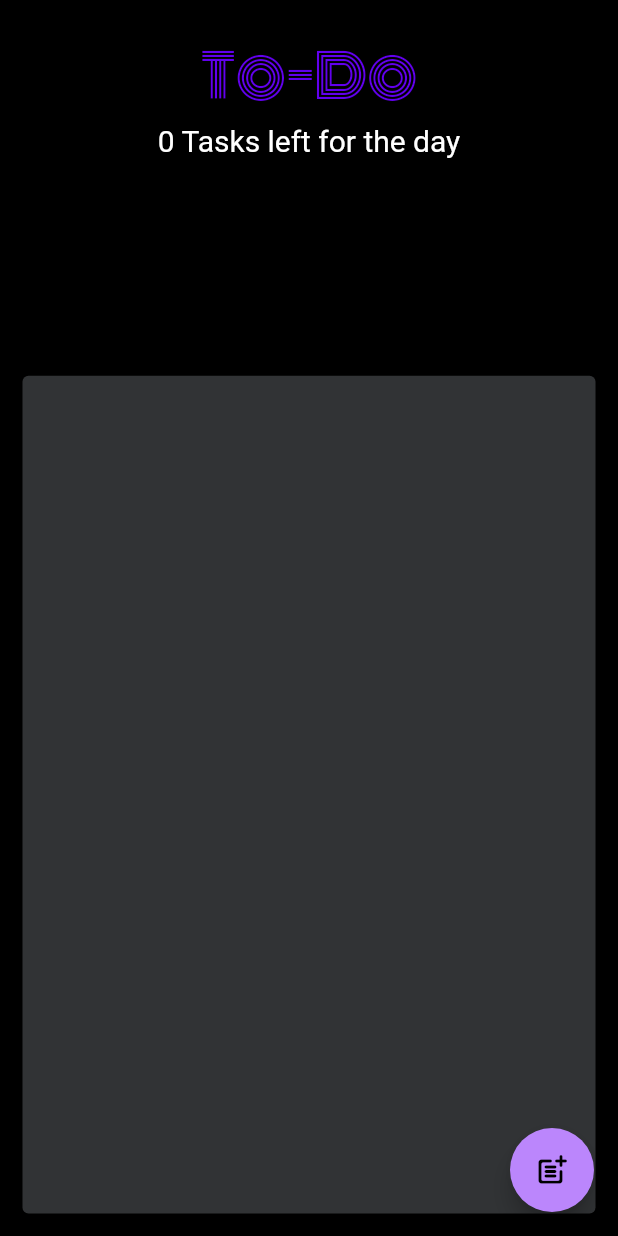
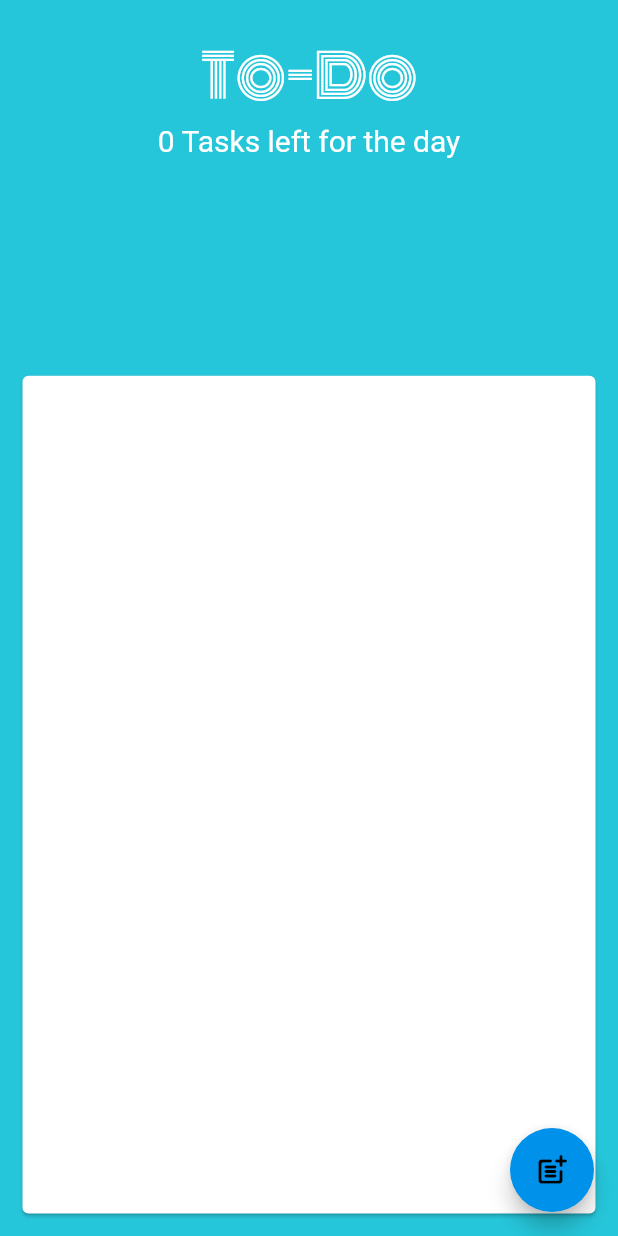
Before and after one commit to tarun-mm/Flutter-To-Do-List, a Flutter app: the screen it shows after launch, on a phone screen of 412 x 824 dp. Run offline on Flutter 3.47's test engine with Material 2 defaults, Android fonts, the phone set to English and light mode, and no system bars.

Commit message:
Final App

```diff
--- a/lib/main.dart
+++ b/lib/main.dart
@@ -23,6 +23,35 @@ class _MyHomePageState extends State<MyHomePage> {
   List<String> _tasks = [];
   List<bool> _tasksCheck = [];
   List _decoration = [];
+  int themeMode = 1;
+  List _themes = [
+    [
+      Color(0xffFF5083), // 0  - Tasks Card
+      Color(0xffffffff), // 1  - Wavy line Color
+      Color(0xff000000), // 2  - CheckBox tick Color
+      Color(0xff76FF03), // 3  - Dismissible background Color
+      Color(0xff000000), // 4  - Dismissible icon Color
+      Color(0xff000000), // 5  - Background Color Main
+      Color(0xff6200EE), // 6  - To Do Color
+      Color(0xffffffff), // 7  - Tasks remaining Color
+      Color(0xff313335), // 8  - Tasks Container Color
+      Color(0xffbb86fc), // 9  - Floating button background
+      Color(0xff000000), // 10 - Floating button icon
+    ],
+    [
+      Color(0xffcfd8dc), // 0  - Tasks Card
+      Color(0xffffffff), // 1  - Wavy line Color
+      Color(0xff26c6da), // 2  - CheckBox tick Color
+      Color(0xff76FF03), // 3  - Dismissible background Color
+      Color(0xff000000), // 4  - Dismissible icon Color
+      Color(0xff26c6da), // 5  - Background Color Main
+      Color(0xffffffff), // 6  - To Do Color
+      Color(0xffffffff), // 7  - Tasks remaining Color
+      Color(0xffffffff), // 8  - Tasks Container Color
+      Color(0xff0091ea), // 9  - Floating button background
+      Color(0xff000000), // 10 - Floating button icon
+    ]
+  ];
 
   void _showAddTask() {
     showDialog(
@@ -62,8 +91,8 @@ class _MyHomePageState extends State<MyHomePage> {
         return Container(
           margin: EdgeInsets.only(top: 10),
           child: Card(
-            elevation: 4,
-            color: Color(0xffFF5083),
+            elevation: 8,
+            color: _themes[themeMode][0],
             margin: EdgeInsets.symmetric(vertical: 5, horizontal: 15),
             child: Dismissible(
               child: ListTile(
@@ -73,13 +102,13 @@ class _MyHomePageState extends State<MyHomePage> {
                     decoration: _decoration[index],
                     decorationThickness: 3,
                     decorationStyle: TextDecorationStyle.wavy,
-                    decorationColor: Color(0xffffffff),
+                    decorationColor: _themes[themeMode][1],
                     fontFamily: "RocknRollOne-Regular.ttf",
                   ),
                 ),
                 trailing: Checkbox(
                   value: _tasksCheck[index],
-                  activeColor: Color(0xff000000),
+                  activeColor: _themes[themeMode][2],
                   onChanged: (bool value) {
                     setState(() {
                       _tasksCheck[index] = value;
@@ -93,10 +122,10 @@ class _MyHomePageState extends State<MyHomePage> {
                 ),
               ),
               background: Card(
-                color: Color(0xff76FF03),
+                color: _themes[themeMode][3],
                 child: Icon(
                   Icons.fact_check,
-                  color: Color(0xff000000),
+                  color: _themes[themeMode][4],
                 ),
               ),
               key: Key(_tasks[index]),
@@ -104,6 +133,7 @@ class _MyHomePageState extends State<MyHomePage> {
                 setState(() {
                   _tasks.removeAt(index);
                   _tasksCheck.removeAt(index);
+                  _decoration.removeAt(index);
                 });
               },
             ),
@@ -123,7 +153,7 @@ class _MyHomePageState extends State<MyHomePage> {
     }
 
     return Scaffold(
-      backgroundColor: Color(0xff000000),
+      backgroundColor: _themes[themeMode][5],
       body: SafeArea(
         child: Column(
           children: [
@@ -133,18 +163,29 @@ class _MyHomePageState extends State<MyHomePage> {
                 margin: EdgeInsets.all(20),
                 child: Column(
                   children: [
-                    Text(
-                      "To-Do",
-                      style: TextStyle(
-                        color: Color(0xff6200EE),
-                        fontSize: 40,
-                        fontFamily: "MonotonRegular",
+                    GestureDetector(
+                      onTap: () {
+                        setState(() {
+                          if (themeMode == 1) {
+                            themeMode = 0;
+                          } else {
+                            themeMode = 1;
+                          }
+                        });
+                      },
+                      child: Text(
+                        "To-Do",
+                        style: TextStyle(
+                          color: _themes[themeMode][6],
+                          fontSize: 40,
+                          fontFamily: "MonotonRegular",
+                        ),
                       ),
                     ),
                     Text(
                       "${_tasksCounter} Tasks left for the day",
                       style: TextStyle(
-                        color: Colors.white,
+                        color: _themes[themeMode][7],
                         fontSize: 20,
                       ),
                     ),
@@ -156,7 +197,7 @@ class _MyHomePageState extends State<MyHomePage> {
               flex: 5,
               child: Card(
                 margin: EdgeInsets.all(15),
-                color: Color(0xff313335),
+                color: _themes[themeMode][8],
                 child: _getItems(),
               ),
             ),
@@ -164,13 +205,13 @@ class _MyHomePageState extends State<MyHomePage> {
         ),
       ),
       floatingActionButton: FloatingActionButton(
-        backgroundColor: Color(0xffbb86fc),
+        backgroundColor: _themes[themeMode][9],
         onPressed: () {
           _showAddTask();
         },
         child: Icon(
           Icons.post_add_rounded,
-          color: Color(0xff000000),
+          color: _themes[themeMode][10],
         ),
       ),
     );
```
Also changed, not shown: 1 other file.
